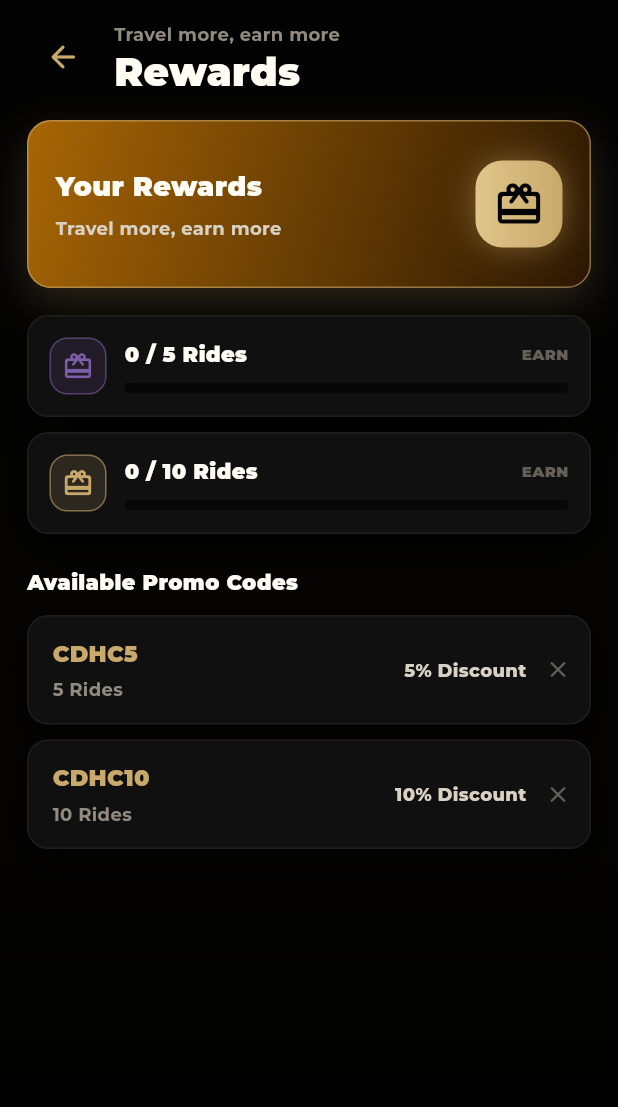
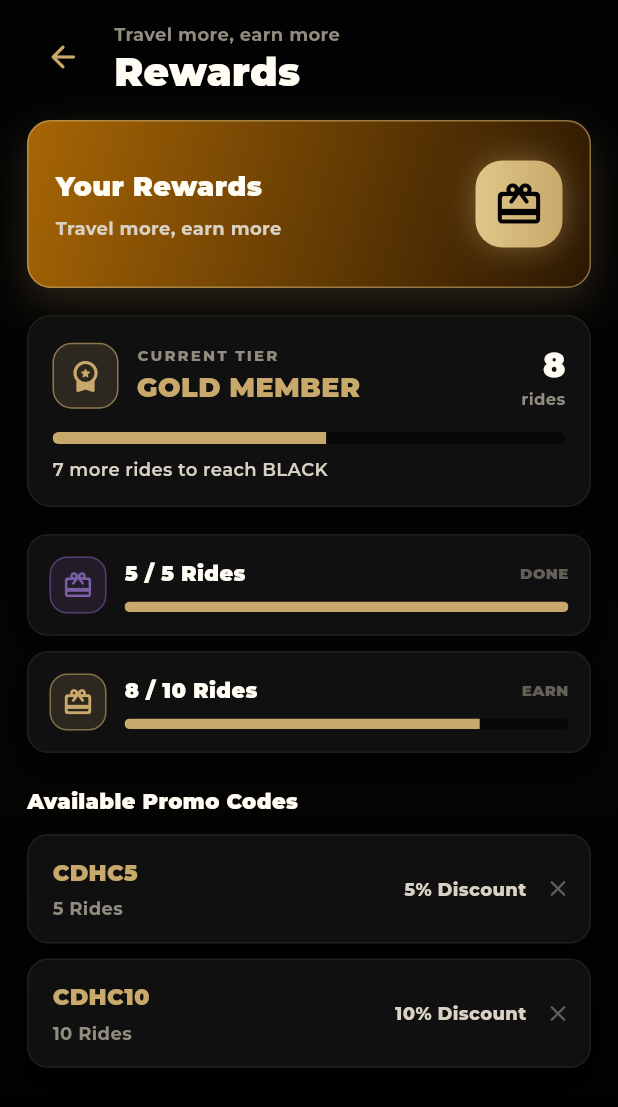
Before and after one commit to Vfiras/Chartage_transfer, a Flutter app: the _RewardsScreen screen opened directly, on a phone screen of 412 x 824 dp. Shown: the top 1107 px of the screen. Run offline on Flutter 3.47's test engine with Material 3 defaults, Android fonts, the phone set to English and light mode, and no system bars; our stand-ins replace google_fonts, image_picker, shared_preferences; accounts and stored records are empty.

Commit message:
Emergency save: unsaved progress checkpoint

```diff
--- a/PFE/DHC_transport/lib/features/admin/presentation/admin_booking_details_screen.dart
+++ b/PFE/DHC_transport/lib/features/admin/presentation/admin_booking_details_screen.dart
@@ -434,14 +434,14 @@ class _QuickActionPanel extends StatelessWidget {
           crossAxisAlignment: CrossAxisAlignment.stretch,
           children: [
             _BigActionBtn(
-              label: 'Confirm Booking',
+              label: 'Approve Booking',
               icon: Icons.check_circle_outline_rounded,
               color: AppColors.secondary,
               onTap: () => onStatusChange('confirmed'),
             ),
             const SizedBox(height: 10),
             _BigActionBtn(
-              label: 'Cancel Booking',
+              label: 'Reject Booking',
               icon: Icons.cancel_outlined,
               color: const Color(0xFFE05050),
               onTap: () => onStatusChange('cancelled'),
--- a/PFE/DHC_transport/lib/features/admin/presentation/admin_bookings_screen.dart
+++ b/PFE/DHC_transport/lib/features/admin/presentation/admin_bookings_screen.dart
@@ -27,7 +27,9 @@ class _AdminBookingsScreenState extends State<AdminBookingsScreen> {
     _future = _service.listTrips();
   }
 
-  void _reload() => setState(() => _future = _service.listTrips());
+  void _reload() => setState(() {
+        _future = _service.listTrips();
+      });
 
   // ── Details ─────────────────────────────────────────────────────────────────
 
--- a/PFE/DHC_transport/lib/screens/client/client_shell.dart
+++ b/PFE/DHC_transport/lib/screens/client/client_shell.dart
@@ -13,7 +13,6 @@ import '../../core/services/language_service.dart';
 import '../../core/services/theme_service.dart';
 import '../../core/services/notification_service.dart';
 import '../../core/services/pricing_service.dart';
-import '../../core/services/reward_service.dart';
 import '../../core/services/trip_service.dart';
 import '../../data/fleet_data.dart';
 import '../../data/home_data.dart';
@@ -1140,7 +1139,9 @@ class _BookingsTabState extends State<_BookingsTab> {
   }
 
   void _reload() {
-    setState(() => _future = _load());
+    setState(() {
+      _future = _load();
+    });
   }
 
   @override
@@ -2294,7 +2295,9 @@ class _FavoritesTabState extends State<_FavoritesTab> {
   }
 
   void _reload() {
-    setState(() => _future = const FavoriteService().listFavorites());
+    setState(() {
+      _future = const FavoriteService().listFavorites();
+    });
   }
 
   @override
@@ -2845,27 +2848,30 @@ class _RewardsScreen extends StatelessWidget {
         onPressed: () => Navigator.of(context).maybePop(),
         icon: Icon(Icons.arrow_back_rounded, color: AppColors.secondary),
       ),
-      body: FutureBuilder<Map<String, dynamic>>(
-        future: const RewardService().getRewards(),
-        builder: (context, snapshot) {
-          final data = snapshot.data ?? const {};
-          final completed =
-              (data['completed_rides_count'] as num?)?.toInt() ?? 0;
-          final promoCodes = (data['promo_codes'] as List? ?? const [])
-              .map((item) => item.toString())
-              .toList(growable: false);
-
-          if (snapshot.connectionState == ConnectionState.waiting) {
-            return Padding(
-              padding: EdgeInsets.all(28),
-              child: Center(child: CircularProgressIndicator()),
-            );
-          }
+      body: Builder(
+        builder: (context) {
+          // Demo rewards data — static, no backend dependency.
+          // Tiers: Silver (0-4), Gold (5-14), Black (15+).
+          const completed = 8;
+          const tier = 'Gold';
+          const nextTier = 'Black';
+          const nextThreshold = 15;
+          final toNext = (nextThreshold - completed).clamp(0, nextThreshold);
+          final tierProgress =
+              (completed / nextThreshold).clamp(0.0, 1.0).toDouble();
 
           return Column(
             crossAxisAlignment: CrossAxisAlignment.stretch,
             children: [
               const _RewardsHero(),
+              const SizedBox(height: 18),
+              _TierSummaryCard(
+                tier: tier,
+                completed: completed,
+                nextTier: nextTier,
+                toNext: toNext,
+                progress: tierProgress,
+              ),
               const SizedBox(height: 18),
               _RewardProgressCard(
                 icon: Icons.card_giftcard_rounded,
@@ -2893,19 +2899,131 @@ class _RewardsScreen extends StatelessWidget {
               ),
               const SizedBox(height: 12),
               _PromoRewardCard(
-                code: promoCodes.contains('CDHC5') ? 'CDHC5' : 'CDHC5',
+                code: 'CDHC5',
                 rides: '5 ${l.t('rides')}',
                 discount: '5% Discount',
               ),
               const SizedBox(height: 10),
               _PromoRewardCard(
-                code: promoCodes.contains('CDHC10') ? 'CDHC10' : 'CDHC10',
+                code: 'CDHC10',
                 rides: '10 ${l.t('rides')}',
                 discount: '10% Discount',
               ),
             ],
           );
         },
+      ),
+    );
+  }
+}
+
+class _TierSummaryCard extends StatelessWidget {
+  final String tier;
+  final int completed;
+  final String nextTier;
+  final int toNext;
+  final double progress;
+
+  const _TierSummaryCard({
+    required this.tier,
+    required this.completed,
+    required this.nextTier,
+    required this.toNext,
+    required this.progress,
+  });
+
+  @override
+  Widget build(BuildContext context) {
+    return LuxuryCard(
+      padding: const EdgeInsets.all(16),
+      radius: 16,
+      child: Column(
+        crossAxisAlignment: CrossAxisAlignment.start,
+        children: [
+          Row(
+            children: [
+              Container(
+                width: 44,
+                height: 44,
+                decoration: BoxDecoration(
+                  color: AppColors.secondary.withValues(alpha: 0.16),
+                  borderRadius: BorderRadius.circular(13),
+                  border: Border.all(color: AppColors.goldBorder),
+                ),
+                child: Icon(Icons.workspace_premium_rounded,
+                    color: AppColors.secondary, size: 24),
+              ),
+              const SizedBox(width: 12),
+              Expanded(
+                child: Column(
+                  crossAxisAlignment: CrossAxisAlignment.start,
+                  children: [
+                    Text(
+                      'CURRENT TIER',
+                      style: TextStyle(
+                        color: AppColors.textMuted,
+                        fontSize: 10,
+                        fontWeight: FontWeight.w800,
+                        letterSpacing: 1.4,
+                      ),
+                    ),
+                    const SizedBox(height: 2),
+                    Text(
+                      '${tier.toUpperCase()} MEMBER',
+                      style: TextStyle(
+                        color: AppColors.secondary,
+                        fontSize: 18,
+                        fontWeight: FontWeight.w900,
+                      ),
+                    ),
+                  ],
+                ),
+              ),
+              Column(
+                crossAxisAlignment: CrossAxisAlignment.end,
+                children: [
+                  Text(
+                    '$completed',
+                    style: TextStyle(
+                      color: AppColors.textPrimary,
+                      fontSize: 22,
+                      fontWeight: FontWeight.w900,
+                    ),
+                  ),
+                  Text(
+                    'rides',
+                    style: TextStyle(
+                      color: AppColors.textMuted,
+                      fontSize: 11,
+                      fontWeight: FontWeight.w700,
+                    ),
+                  ),
+                ],
+              ),
+            ],
+          ),
+          const SizedBox(height: 14),
+          ClipRRect(
+            borderRadius: BorderRadius.circular(999),
+            child: LinearProgressIndicator(
+              value: progress,
+              minHeight: 8,
+              backgroundColor: AppColors.isDark
+                  ? const Color(0xFF070707)
+                  : const Color(0xFFE8DDC6),
+              color: AppColors.secondary,
+            ),
+          ),
+          const SizedBox(height: 8),
+          Text(
+            '$toNext more rides to reach ${nextTier.toUpperCase()}',
+            style: TextStyle(
+              color: AppColors.textSecondary,
+              fontSize: 12,
+              fontWeight: FontWeight.w600,
+            ),
+          ),
+        ],
       ),
     );
   }
@@ -3310,6 +3428,14 @@ class _ProfileTabState extends State<_ProfileTab> {
               title: l.t('favorites'),
               subtitle: l.t('favorites_subtitle'),
               onTap: widget.onOpenFavorites,
+            ),
+            PremiumProfileActionCard(
+              icon: Icons.workspace_premium_outlined,
+              title: l.t('rewards'),
+              subtitle: l.t('rewards_subtitle'),
+              onTap: () => Navigator.of(context).push(
+                MaterialPageRoute(builder: (_) => const _RewardsScreen()),
+              ),
             ),
             ValueListenableBuilder<ThemeMode>(
               valueListenable: ThemeService.instance.mode,
--- a/PFE/DHC_transport/lib/shared/widgets/admin/booking_card.dart
+++ b/PFE/DHC_transport/lib/shared/widgets/admin/booking_card.dart
@@ -122,7 +122,7 @@ class _QuickActions extends StatelessWidget {
           children: [
             Expanded(
               child: _StatusBtn(
-                label: 'Confirm',
+                label: 'Approve',
                 icon: Icons.check_circle_outline_rounded,
                 color: AppColors.secondary,
                 onTap: () => onStatusChange('confirmed'),
@@ -131,7 +131,7 @@ class _QuickActions extends StatelessWidget {
             const SizedBox(width: 8),
             Expanded(
               child: _StatusBtn(
-                label: 'Cancel',
+                label: 'Reject',
                 icon: Icons.cancel_outlined,
                 color: const Color(0xFFE05050),
                 onTap: () => onStatusChange('cancelled'),
```
Also changed, not shown: 4 other files.
